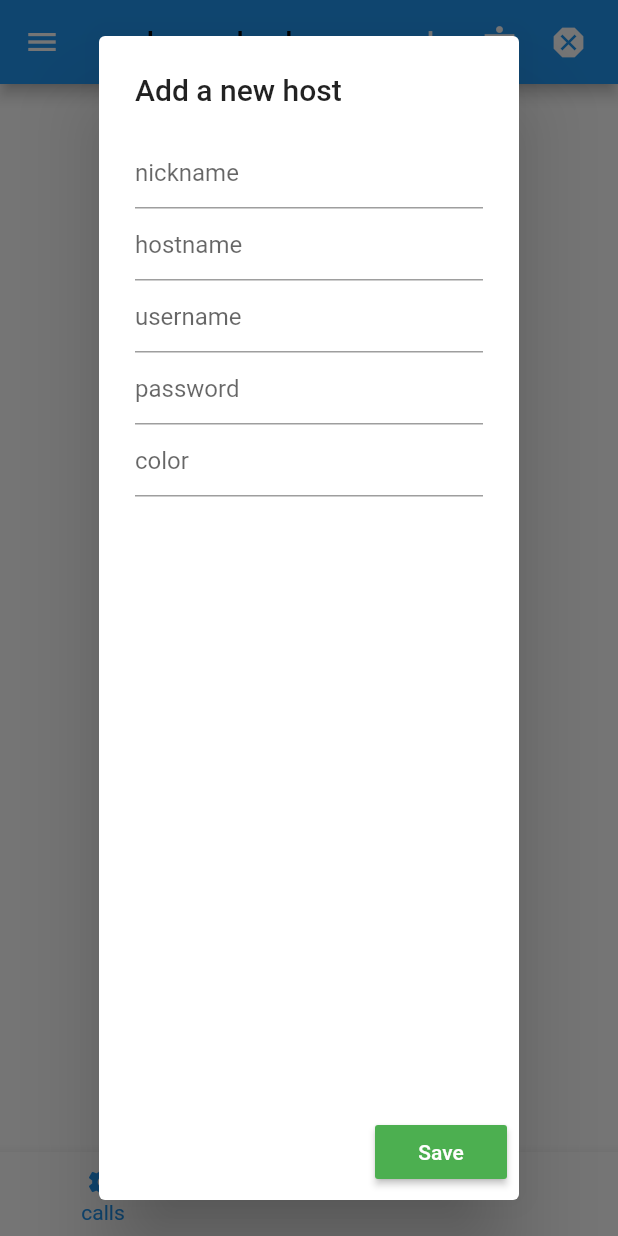
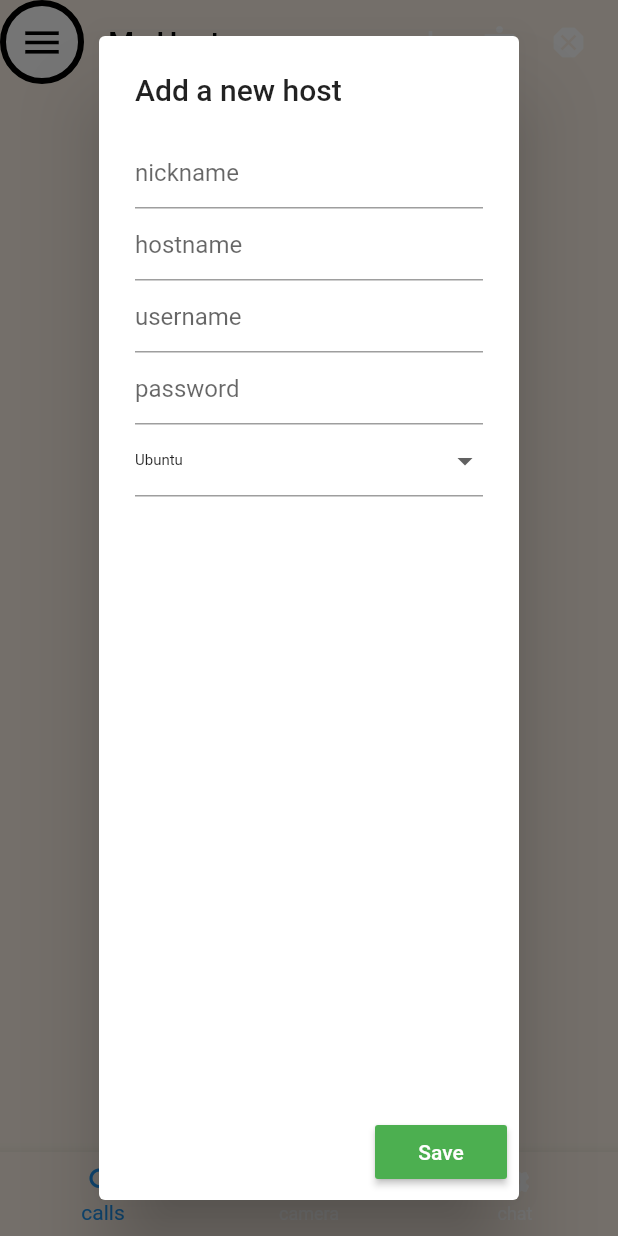
Before and after one commit to ThomasVuNguyen/comfySpace, a Flutter app: the screen it shows after launch, after a tap on the "add" icon, on a phone screen of 412 x 824 dp. Run offline on Flutter 3.47's test engine with Material 2 defaults, Android fonts, the phone set to English and light mode, and no system bars; our stand-ins replace shared_preferences; missing offline and left inert: authui, dart:ffi, dartssh2, string_to_color, virtual_keyboard_multi_language, xterm; accounts and stored records are empty.

Commit message:
Theming + Further customization
Some early theming applied
Customization extra: ability to pick the distro and have it automatically customized

```diff
--- a/lib/main.dart
+++ b/lib/main.dart
@@ -1,5 +1,6 @@
 import 'dart:async';
 import 'dart:convert';
+import 'dart:developer';
 import 'dart:ffi';
 import 'dart:typed_data';
 import 'package:dartssh2/dartssh2.dart';
@@ -8,18 +9,23 @@
 import 'package:flutter/cupertino.dart';
 import 'package:xterm/xterm.dart';
 import 'package:shared_preferences/shared_preferences.dart';
+import 'package:string_to_color/string_to_color.dart';
 String? nickname;
 String? hostname;
 int port = 22;
 String? username;
 String? password;
 String? color;
-const bgcolor = Colors.white;
+Color? currentColor; String? currentColorString;
+const bgcolor = Color(0xffFCF3E6);
+const borderColor = Colors.black;
+const cardColor = Colors.white;
 List<String> nameList = [];
 List<String> hostList = [];
 List<String> userList = [];
 List<String> passList = [];
-List<String> colorList = [];
+List<String> distroList = []; List<String>? distro = [];
+Map<String, Color> colorMap = {"Ubuntu": Colors.orange, "Raspbian": Colors.green, "Kali Linux": Colors.blue};String currentDistro = colorMap.keys.first;
 
 void main() {
   reAssign();
@@ -56,14 +62,35 @@
     return Scaffold(
       backgroundColor: bgcolor,
       appBar: AppBar(
-        title: Text("welcome back", style: TextStyle(
+        elevation: 0,
+        backgroundColor: bgcolor,
+        title: const Text("My Hosts", style: TextStyle(
           color: Colors.black,
           //height: 26, fontSize: 10
         ),
         ),
         //backgroundColor: bgcolor,
-        leading: const Icon(
-          Icons.menu,
+        leading: Material(
+          type: MaterialType.transparency,
+          child: Ink(
+            decoration: BoxDecoration(
+              border: Border.all(color: borderColor, width: 4.0 ),
+              color: cardColor,
+              shape: BoxShape.circle,
+            ),
+            child: InkWell(
+              borderRadius: BorderRadius.circular(1000.0),
+              child: const Padding(
+                padding: EdgeInsets.all(0.0),
+                child: Icon(
+                  Icons.menu,
+                  size: 30.0,
+                  color: Colors.black,
+                ),
+              ),
+            ),
+          )
+
         ),
         actionsIconTheme: const IconThemeData(
           size: 30.0,
@@ -111,12 +138,21 @@
                             hintText: "password",
                           ),textInputAction: TextInputAction.next,
                         ),
-                        TextField( //add color
-                          onChanged: (color1){
-                            color = color1;},
-                          decoration: const InputDecoration(
-                            hintText: "color",
-                          ),textInputAction: TextInputAction.next,
+                        DropdownButtonFormField<String> (
+                          value: colorMap.keys.toList()![0],
+                            items: colorMap.keys.toList()!.map<DropdownMenuItem<String>>((String value) {
+                              return DropdownMenuItem<String>(
+                                value: value,
+                                child: Text(
+                                  value,
+                                  style: const TextStyle(fontSize: 10),
+                                ),
+                              );
+                            }).toList(),
+                            onChanged: (String? value){
+                            currentDistro = value!;
+                            print("changed" + currentDistro!);
+                            },
                         ),
                       ],
                     ),
@@ -130,10 +166,16 @@
                             newHost(hostname!);
                             newUser(username!);
                             newPass(password!);
-                            newColor(color!);
+                            //distro?.add(currentDistro!);
+                            //print(distro);
+                            print(currentDistro);
+                            newDistro(currentDistro!);
+                            print("distro list is" + distroList.toString());
+                            print("new name list is " + nameList.toString());
                             setState(() {
                             });
                             Navigator.pop(context);
+                            currentDistro=colorMap.keys.first;
                           }
                       )
                     ],
@@ -178,9 +220,9 @@
           padding: const EdgeInsets.all(8.0),
           child: ListTile(
             leading: Icon(Icons.ice_skating),
-              title: Text("name is $index"),
-            subtitle: Text("host ${hostList[index]}"),
-            tileColor: Colors.red,
+              title: Text(nameList[index][0].toUpperCase()+nameList[index].substring(1)),
+            subtitle: Text("${userList[index]} @ ${hostList[index]}"),
+            tileColor: colorMap[distroList[index]],
             trailing: IconButton(
               icon:const Icon(
               Icons.delete,
@@ -203,9 +245,9 @@
         unselectedItemColor: Colors.white,
         backgroundColor: bgcolor,
         items:  const <BottomNavigationBarItem>[
-          BottomNavigationBarItem(icon: Icon(Icons.settings), label: 'calls',),
-          BottomNavigationBarItem(icon: Icon(Icons.camera), label: 'camera',),
-          BottomNavigationBarItem(icon: Icon(Icons.chat), label: 'chat',),
+          BottomNavigationBarItem(icon: Icon(Icons.search), label: 'calls',),
+          BottomNavigationBarItem(icon: Icon(Icons.add), label: 'camera',),
+          BottomNavigationBarItem(icon: Icon(Icons.settings), label: 'chat',),
         ],
       ),
     );
@@ -320,23 +362,25 @@
   //print("new pass"); print(passList!);
 }
 
-newColor(String name) async{
+newDistro(String name) async{
+
   SharedPreferences prefs = await SharedPreferences.getInstance();
-  List<String> oldColorList = prefs.getStringList("listColor")!;
-  oldColorList.add(name);
-  prefs.setStringList("listColor", oldColorList);
-  colorList = prefs.getStringList("listColor")!;
-  //print("new color"); print(colorList!);
+  List<String> oldDistroList = prefs.getStringList("listDistro")!;
+  print("oldDistroList is " + oldDistroList.toString());
+  oldDistroList.add(name);
+  prefs.setStringList("listDistro", oldDistroList);
+  distroList = prefs.getStringList("listDistro")!;
+  print("new distroList is "+ distroList.toString());
+  print("new distro " + name + "added");
 }
-
 clearData() async {
   SharedPreferences prefs = await SharedPreferences.getInstance();
   prefs.setStringList("listName", <String>[]);
   prefs.setStringList("listHost", <String>[]);
   prefs.setStringList("listUser", <String>[]);
   prefs.setStringList("listPass", <String>[]);
-  prefs.setStringList("listColor", <String>[]);
-  nameList = <String>[];hostList = <String>[];userList = <String>[];passList = <String>[];colorList = <String>[];
+  prefs.setStringList("listDistro", <String>[]);
+  nameList = <String>[];hostList = <String>[];userList = <String>[];passList = <String>[];distroList = <String>[];
 }
 reAssign() async{
   SharedPreferences prefs = await SharedPreferences.getInstance();
@@ -345,14 +389,14 @@
   hostList = prefs.getStringList("listHost")!;
   userList = prefs.getStringList("listUser")!;
   passList = prefs.getStringList("listPass")!;
-  colorList = prefs.getStringList("listColor")!;
+  distroList = prefs.getStringList("listDistro")!;
 }
 resetData() async{
   SharedPreferences prefs = await SharedPreferences.getInstance();
   prefs.setStringList("listName", nameList);
   prefs.setStringList("listHost", hostList);
   prefs.setStringList("listPass", passList);
-  prefs.setStringList("listColor", colorList);
+  prefs.setStringList("listColor", distroList);
 }
 removeItem(int index) async{
   SharedPreferences prefs = await SharedPreferences.getInstance();
@@ -360,23 +404,25 @@
   var tempHost = prefs.getStringList("listName");
   var tempUser = prefs.getStringList("listName");
   var tempPass = prefs.getStringList("listName");
-  var tempColor= prefs.getStringList("listColor");
+  var tempDistro= prefs.getStringList("listDistro");
   tempName?.removeAt(index);
   tempHost?.removeAt(index);
   tempUser?.removeAt(index);
   tempPass?.removeAt(index);
-  tempColor?.removeAt(index);
-  nameList = tempName!; hostList = tempHost!; userList = tempUser!; passList = tempPass!; colorList = tempColor!;
+  tempDistro?.removeAt(index);
+  nameList = tempName!; hostList = tempHost!; userList = tempUser!; passList = tempPass!; distroList = tempDistro!;
 
   prefs.setStringList("listName", tempName!);
   prefs.setStringList("listHost", tempHost!);
   prefs.setStringList("listUser", tempUser!);
   prefs.setStringList("listPass", tempPass!);
-  prefs.setStringList("listColor", tempColor!);
+  prefs.setStringList("listDistro", tempDistro!);
   print("new list");
   print(tempName);
+}
 
-}
+
+
 /*
 
 */
--- a/pubspec.yaml
+++ b/pubspec.yaml
@@ -17,6 +17,7 @@
   xterm: ^3.5.0
   virtual_keyboard_multi_language: ^1.0.3
   shared_preferences: ^2.1.0
+  string_to_color: ^2.0.0
 
 dev_dependencies:
   flutter_test:
```
Also changed, not shown: pubspec.lock.
